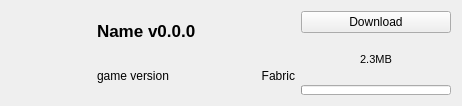
This is src/ui/replay/replaymoditemwidget.ui in kaniol-lck/modmanager as Qt 5 draws it before an edit. The edited form follows.
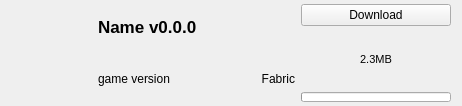
This is the edited form. Icons and pictures are not drawn.

```diff
--- a/src/ui/replay/replaymoditemwidget.ui
+++ b/src/ui/replay/replaymoditemwidget.ui
@@ -14,6 +14,15 @@
    <string>Form</string>
   </property>
   <layout class="QGridLayout" name="gridLayout">
+   <property name="leftMargin">
+    <number>12</number>
+   </property>
+   <property name="topMargin">
+    <number>4</number>
+   </property>
+   <property name="bottomMargin">
+    <number>4</number>
+   </property>
    <item row="0" column="0" rowspan="2">
     <widget class="QLabel" name="modIcon">
      <property name="sizePolicy">
```
